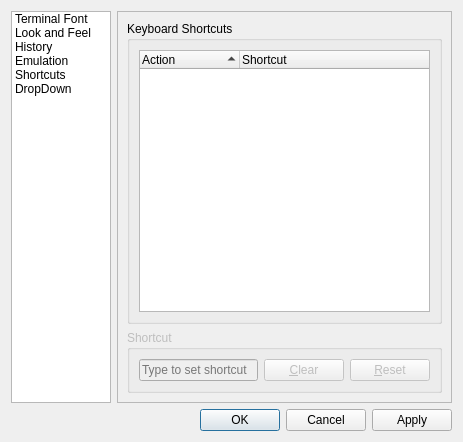
Above: src/forms/preferencesdialog.ui from trollixx/quickterminal before the change. Below: the same form after it.
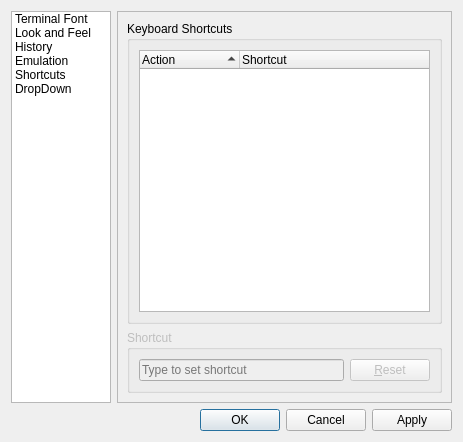
That is the form after the change. The open tabs and pages were chosen to show the change.

Commit message: Replace Clear shortcut button with QLineEdit's built-in one

Diff of the .ui file:
```diff
--- a/src/forms/preferencesdialog.ui
+++ b/src/forms/preferencesdialog.ui
@@ -436,12 +436,8 @@
             <property name="placeholderText">
              <string>Type to set shortcut</string>
             </property>
-           </widget>
-          </item>
-          <item>
-           <widget class="QPushButton" name="clearShortcutButton">
-            <property name="text">
-             <string>&amp;Clear</string>
+            <property name="clearButtonEnabled">
+             <bool>true</bool>
             </property>
            </widget>
           </item>
```
The commit also changes 2 other files.
